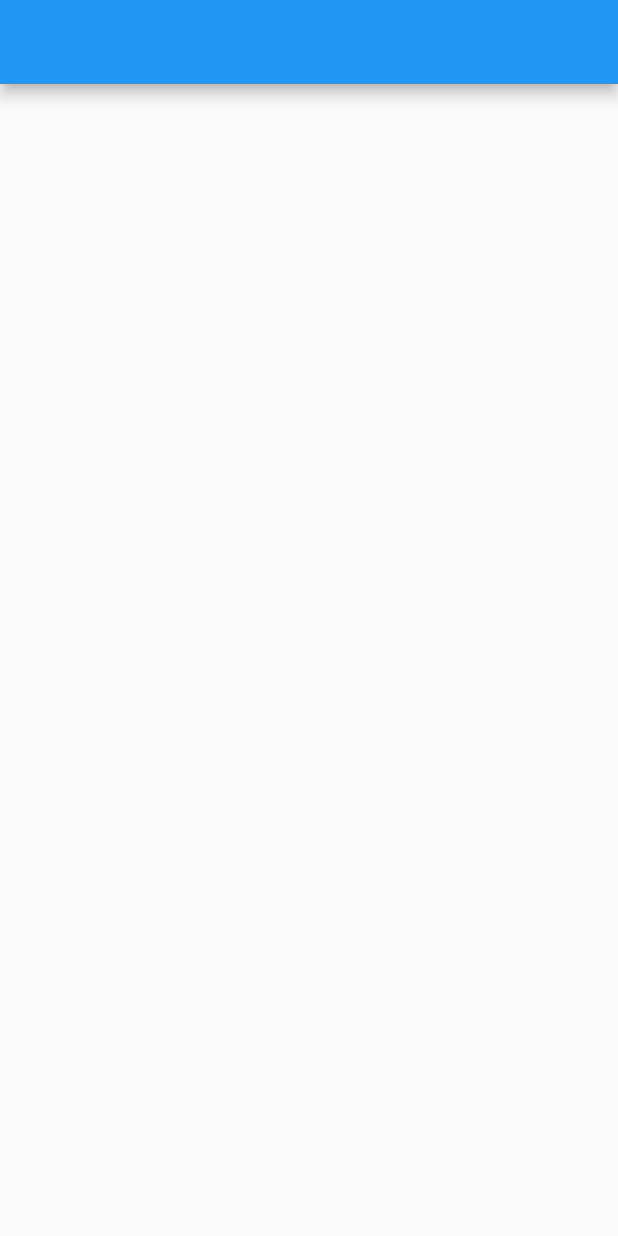
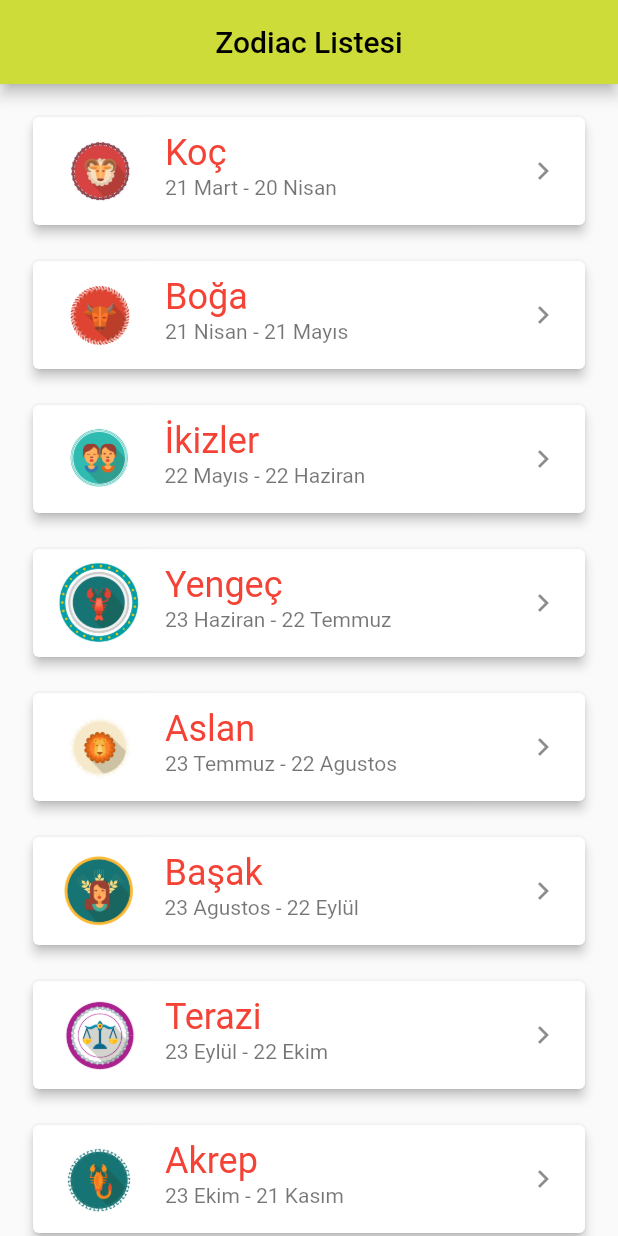
Before and after one commit to yamisagi/horoscope_guide, a Flutter app: the screen it shows after launch, on a phone screen of 412 x 824 dp. Run offline on Flutter 3.47's test engine with Material 2 defaults, Android fonts, the phone set to English and light mode, and no system bars.

Commit message:
created zodiac model and items

```diff
--- /dev/null
+++ b/lib/core/zodiac_details.dart
@@ -0,0 +1,45 @@
+import 'package:flutter/material.dart';
+import 'package:horoscope_guide/model/zodiac_model.dart';
+
+class ZodiacDetails extends StatelessWidget {
+  final Zodiac selectedZodiac;
+  const ZodiacDetails({
+    required this.selectedZodiac,
+    super.key,
+  });
+
+  @override
+  Widget build(BuildContext context) {
+    return Scaffold(
+        body: CustomScrollView(
+      slivers: [
+        SliverAppBar(
+          expandedHeight: 250,
+          pinned: true,
+          flexibleSpace: FlexibleSpaceBar(
+            title: Text(
+              selectedZodiac.name,
+              style: Theme.of(context)
+                  .textTheme
+                  .titleMedium
+                  ?.copyWith(color: Colors.white),
+            ),
+            centerTitle: true,
+            background: Image.asset(
+              selectedZodiac.splash,
+              fit: BoxFit.cover,
+            ),
+          ),
+        ),
+        SliverToBoxAdapter(
+          child: SingleChildScrollView(
+            child: Text(
+              selectedZodiac.description,
+              style: Theme.of(context).textTheme.bodyLarge,
+            ),
+          ),
+        )
+      ],
+    ));
+  }
+}
--- /dev/null
+++ b/lib/core/zodiac_item.dart
@@ -0,0 +1,39 @@
+import 'package:flutter/material.dart';
+import 'package:horoscope_guide/core/zodiac_details.dart';
+import 'package:horoscope_guide/model/zodiac_model.dart';
+
+class ZodiacItem extends StatelessWidget {
+  final Zodiac zodiac;
+  const ZodiacItem({required this.zodiac, super.key});
+
+  @override
+  Widget build(BuildContext context) {
+    return Padding(
+      padding: const EdgeInsets.all(8.0),
+      child: Card(
+          elevation: 3,
+          child: ListTile(
+            title: Text(
+              zodiac.name,
+              style: Theme.of(context)
+                  .textTheme
+                  .headline5
+                  ?.copyWith(color: Colors.red),
+            ),
+            subtitle: Text(zodiac.date),
+            leading: Image.asset(
+              zodiac.logo,
+            ),
+            trailing: const Icon(Icons.keyboard_arrow_right),
+            onTap: () {
+              Navigator.push(
+                context,
+                MaterialPageRoute(
+                    builder: (context) =>
+                        ZodiacDetails(selectedZodiac: zodiac)),
+              );
+            },
+          )),
+    );
+  }
+}
--- /dev/null
+++ b/lib/core/zodiac_list.dart
@@ -0,0 +1,50 @@
+import 'package:flutter/material.dart';
+import 'package:horoscope_guide/core/zodiac_item.dart';
+import 'package:horoscope_guide/data/strings.dart';
+import 'package:horoscope_guide/model/zodiac_model.dart';
+
+class ZodiacList extends StatelessWidget {
+  late List<Zodiac> allItems;
+  ZodiacList({super.key}) {
+    allItems = createZodiacList();
+  }
+  final _appBar = 'Zodiac Listesi';
+
+  @override
+  Widget build(BuildContext context) {
+    debugPrint(allItems.toString());
+
+    return Scaffold(
+      appBar: AppBar(
+        centerTitle: true,
+        title: Text(_appBar),
+      ),
+      body: ListView.builder(
+          padding: const EdgeInsets.all(10),
+          itemBuilder: (context, index) {
+            return ZodiacItem(zodiac: allItems[index]);
+          },
+          itemCount: allItems.length),
+    );
+  }
+
+  /// Created a function to get the zodiac information from [strings.dart].
+  List<Zodiac> createZodiacList() {
+    List<Zodiac> tempList = [];
+    for (int i = 0; i < 12; i++) {
+      String zodiacName = Strings.BURC_ADLARI[i];
+      String zodiacImage = Strings.IMG_SPLASH[i];
+      String zodiacDescription = Strings.BURC_GENEL_OZELLIKLERI[i];
+      String zodiacDate = Strings.BURC_TARIHLERI[i];
+      String zodiacLogo = Strings.IMG_LOGO[i];
+      tempList.add(Zodiac(
+        name: zodiacName,
+        splash: zodiacImage,
+        description: zodiacDescription,
+        date: zodiacDate,
+        logo: zodiacLogo,
+      ));
+    }
+    return tempList;
+  }
+}
--- a/lib/data/strings.dart
+++ b/lib/data/strings.dart
@@ -1,20 +1,49 @@
 class Strings {
   Strings();
-  static const String APP_NAME = "Burç Rehberi";
+  static const String APP_NAME = "Horoscope Guide";
+
+  static const List<String> IMG_LOGO = [
+    "assets/images/aries.png",
+    "assets/images/taurus.png",
+    "assets/images/gemini.png",
+    "assets/images/cancer.png",
+    "assets/images/leo.png",
+    "assets/images/virgo.png",
+    "assets/images/libra.png",
+    "assets/images/scorpio.png",
+    "assets/images/sagittarius.png",
+    "assets/images/capricorn.png",
+    "assets/images/aquarius.png",
+    "assets/images/pisces.png",
+  ];
+  static const List<String> IMG_SPLASH = [
+    "assets/images/aries_large.png",
+    "assets/images/taurus_large.png",
+    "assets/images/gemini_large.png",
+    "assets/images/cancer_large.png",
+    "assets/images/leo_large.png",
+    "assets/images/virgo_large.png",
+    "assets/images/libra_large.png",
+    "assets/images/scorpio_large.png",
+    "assets/images/sagittarius_large.png",
+    "assets/images/capricorn_large.png",
+    "assets/images/aquarius_large.png",
+    "assets/images/pisces_large.png",
+  ];
 
   static const List<String> BURC_ADLARI = [
-    "Koc",
-    "Boga",
-    "Ikizler",
-    "Yengec",
+    "Koç",
+    "Boğa",
+    "İkizler",
+    "Yengeç",
     "Aslan",
-    "Basak",
+    "Başak",
     "Terazi",
     "Akrep",
     "Yay",
-    "Oglak",
+    "Oğlak",
     "Kova",
-    "Balik"
+    "Balık"
   ];
 
   static const List<String> BURC_TARIHLERI = [
--- a/lib/main.dart
+++ b/lib/main.dart
@@ -1,4 +1,5 @@
 import 'package:flutter/material.dart';
+import 'package:horoscope_guide/core/zodiac_list.dart';
 
 void main() => runApp(const MyApp());
 
@@ -8,15 +9,11 @@ class MyApp extends StatelessWidget {
   @override
   Widget build(BuildContext context) {
     return MaterialApp(
+      theme: ThemeData(
+        primarySwatch: Colors.lime,
+      ),
       title: 'Material App',
-      home: Scaffold(
-        appBar: AppBar(
-          title: const Text(''),
-        ),
-        body: Center(
-          child: Container(),
-        ),
-      ),
+      home:  ZodiacList(),
     );
   }
 }
--- /dev/null
+++ b/lib/model/zodiac_model.dart
@@ -0,0 +1,22 @@
+/// Created a model to keep the zodiac information.
+class Zodiac {
+  final String name;
+  final String date;
+  final String description;
+  final String splash;
+  final String logo;
+
+  Zodiac({
+    required this.name,
+    required this.date,
+    required this.description,
+    required this.splash,
+    required this.logo,
+  });
+
+  /// For control debugging purposes.
+  @override
+  String toString() {
+    return 'Zodiac{name: $name, date: $date, splash: $splash, logo: $logo}';
+  }
+}
```
